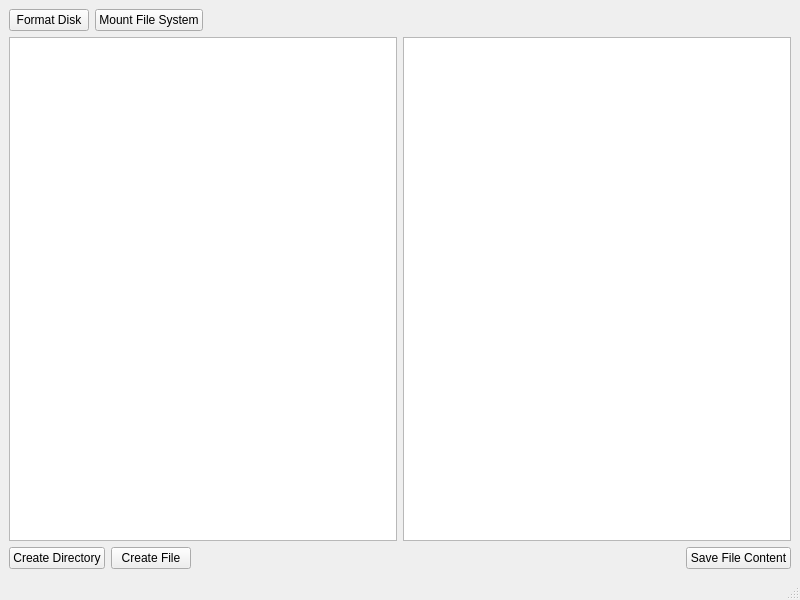
First picture: the form in src/ui/mainwindow.ui, repository SumitKumar-17/FileSystem, before the edit.
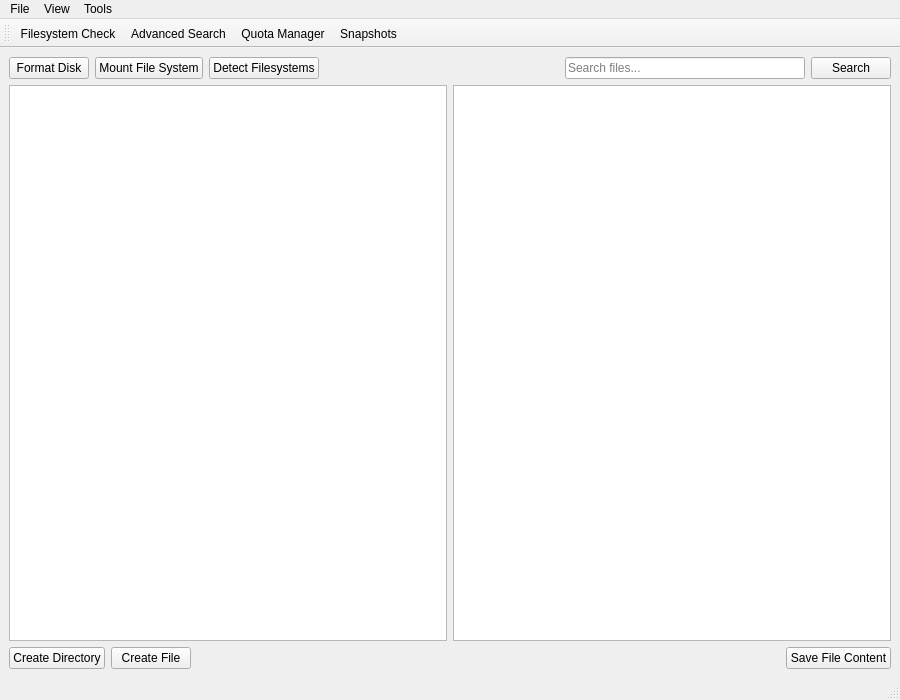
Second picture: the form after the edit.

What changed in the file:
```diff
--- a/src/ui/mainwindow.ui
+++ b/src/ui/mainwindow.ui
@@ -6,8 +6,8 @@
    <rect>
     <x>0</x>
     <y>0</y>
-    <width>800</width>
-    <height>600</height>
+    <width>900</width>
+    <height>700</height>
    </rect>
   </property>
   <property name="windowTitle">
@@ -31,6 +31,13 @@
         </property>
        </widget>
       </item>
+      <item>
+       <widget class="QPushButton" name="fsDetectButton">
+        <property name="text">
+         <string>Detect Filesystems</string>
+        </property>
+       </widget>
+      </item>
       <item>
        <spacer name="horizontalSpacer">
         <property name="orientation">
@@ -44,6 +51,20 @@
         </property>
        </spacer>
       </item>
+      <item>
+       <widget class="QLineEdit" name="searchLineEdit">
+        <property name="placeholderText">
+         <string>Search files...</string>
+        </property>
+       </widget>
+      </item>
+      <item>
+       <widget class="QPushButton" name="searchButton">
+        <property name="text">
+         <string>Search</string>
+        </property>
+       </widget>
+      </item>
      </layout>
     </item>
     <item>
@@ -101,12 +122,100 @@
     <rect>
      <x>0</x>
      <y>0</y>
-     <width>800</width>
+     <width>900</width>
      <height>22</height>
     </rect>
    </property>
+   <widget class="QMenu" name="menuFile">
+    <property name="title">
+     <string>File</string>
+    </property>
+    <addaction name="actionOpen_Filesystem"/>
+    <addaction name="actionDetect_Filesystems"/>
+    <addaction name="separator"/>
+    <addaction name="actionExit"/>
+   </widget>
+   <widget class="QMenu" name="menuView">
+    <property name="title">
+     <string>View</string>
+    </property>
+    <addaction name="actionTreeView"/>
+    <addaction name="actionListView"/>
+   </widget>
+   <widget class="QMenu" name="menuTools">
+    <property name="title">
+     <string>Tools</string>
+    </property>
+    <addaction name="actionFsCheck"/>
+    <addaction name="actionSearch"/>
+    <addaction name="actionQuotaManager"/>
+    <addaction name="actionSnapshots"/>
+   </widget>
+   <addaction name="menuFile"/>
+   <addaction name="menuView"/>
+   <addaction name="menuTools"/>
   </widget>
   <widget class="QStatusBar" name="statusbar"/>
+  <widget class="QToolBar" name="fsToolBar">
+   <property name="windowTitle">
+    <string>toolBar</string>
+   </property>
+   <attribute name="toolBarArea">
+    <enum>TopToolBarArea</enum>
+   </attribute>
+   <attribute name="toolBarBreak">
+    <bool>false</bool>
+   </attribute>
+   <addaction name="actionFsCheck"/>
+   <addaction name="actionSearch"/>
+   <addaction name="actionQuotaManager"/>
+   <addaction name="actionSnapshots"/>
+  </widget>
+  <action name="actionFsCheck">
+   <property name="text">
+    <string>Filesystem Check</string>
+   </property>
+  </action>
+  <action name="actionSearch">
+   <property name="text">
+    <string>Advanced Search</string>
+   </property>
+  </action>
+  <action name="actionQuotaManager">
+   <property name="text">
+    <string>Quota Manager</string>
+   </property>
+  </action>
+  <action name="actionSnapshots">
+   <property name="text">
+    <string>Snapshots</string>
+   </property>
+  </action>
+  <action name="actionTreeView">
+   <property name="text">
+    <string>Tree View</string>
+   </property>
+  </action>
+  <action name="actionListView">
+   <property name="text">
+    <string>List View</string>
+   </property>
+  </action>
+  <action name="actionDetect_Filesystems">
+   <property name="text">
+    <string>Detect Filesystems</string>
+   </property>
+  </action>
+  <action name="actionOpen_Filesystem">
+   <property name="text">
+    <string>Open Filesystem</string>
+   </property>
+  </action>
+  <action name="actionExit">
+   <property name="text">
+    <string>Exit</string>
+   </property>
+  </action>
  </widget>
  <resources/>
  <connections/>
```
Left out of the diff: 2 changed lines with no effect on the pictures.
